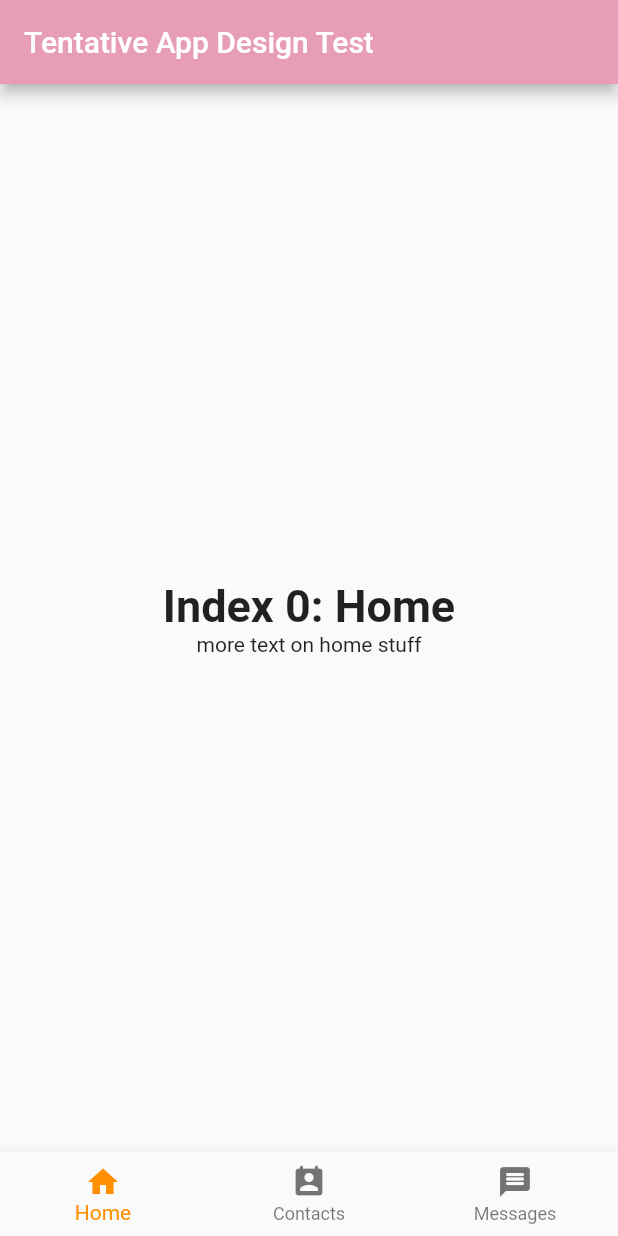
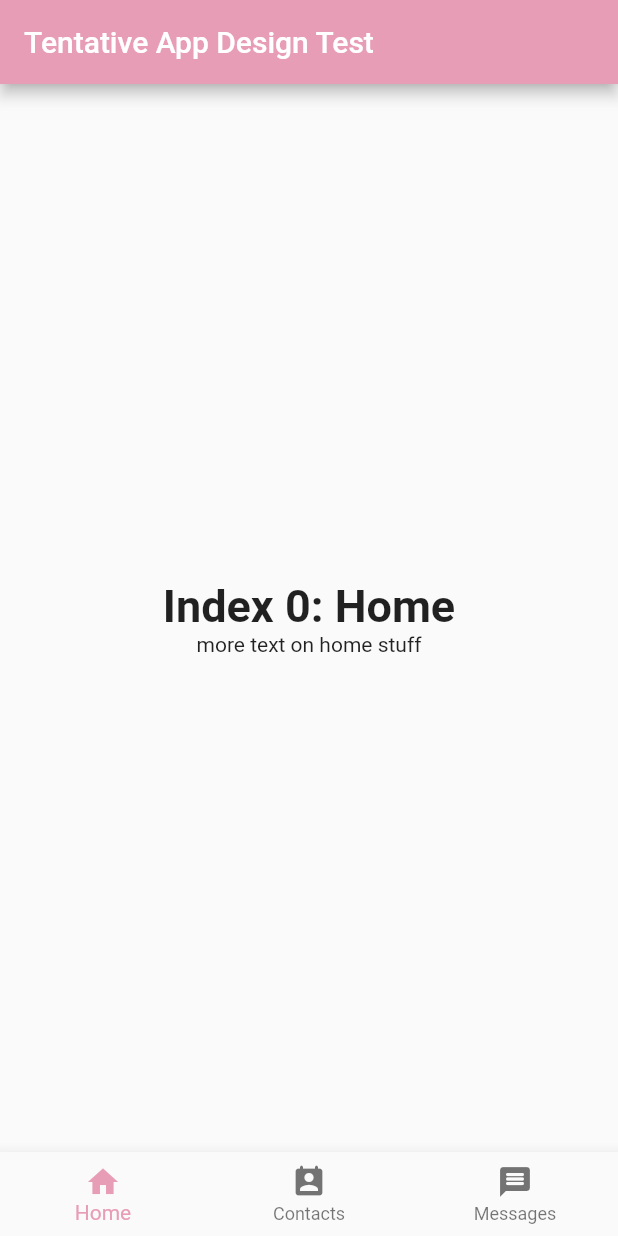
Before and after one commit to IanTaiAhn/layout_helper, a Flutter app: the screen it shows after launch, on a phone screen of 412 x 824 dp. Run offline on Flutter 3.47's test engine with Material 2 defaults, Android fonts, the phone set to English and light mode, and no system bars.

Commit message:
Changed a color

```diff
--- a/lib/main.dart
+++ b/lib/main.dart
@@ -85,7 +85,7 @@ class _MyStatefulWidgetState extends State<MyStatefulWidget> {
           ),
         ],
         currentIndex: _selectedIndex,
-        selectedItemColor: Colors.amber[800],
+        selectedItemColor: Color.fromARGB(255, 232, 157, 182),
         onTap: _onItemTapped,
       ),
     );
```
